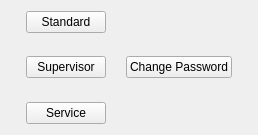
Before: the Qt Designer form HimalayaMain/Gui/Components/Users/Forms/UserPrivilegeWidget.ui in Liyezhong/Master, drawn with Qt 5.
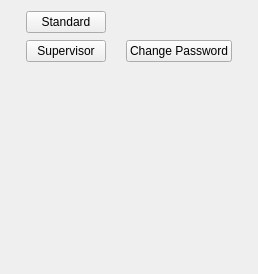
After: the same form once the commit is applied.

Commit message: remove service button in Setting screen, remove service button in User screen

What changed in the file:
```diff
--- a/HimalayaMain/Gui/Components/Users/Forms/UserPrivilegeWidget.ui
+++ b/HimalayaMain/Gui/Components/Users/Forms/UserPrivilegeWidget.ui
@@ -7,36 +7,13 @@
     <x>0</x>
     <y>0</y>
     <width>258</width>
-    <height>135</height>
+    <height>194</height>
    </rect>
   </property>
   <property name="windowTitle">
    <string>Form</string>
   </property>
-  <layout class="QGridLayout" name="gridLayout" rowstretch="1,0,0,0,0,0,1">
-   <item row="1" column="1">
-    <widget class="QPushButton" name="btnUser">
-     <property name="focusPolicy">
-      <enum>Qt::NoFocus</enum>
-     </property>
-     <property name="text">
-      <string>Standard</string>
-     </property>
-    </widget>
-   </item>
-   <item row="3" column="0">
-    <spacer name="horizontalSpacer">
-     <property name="orientation">
-      <enum>Qt::Horizontal</enum>
-     </property>
-     <property name="sizeHint" stdset="0">
-      <size>
-       <width>0</width>
-       <height>24</height>
-      </size>
-     </property>
-    </spacer>
-   </item>
+  <layout class="QGridLayout" name="gridLayout" rowstretch="1,0,0,0,0,0">
    <item row="3" column="1">
     <widget class="QPushButton" name="btnAdministrator">
      <property name="focusPolicy">
@@ -83,50 +60,47 @@
      </property>
     </spacer>
    </item>
-   <item row="5" column="1">
-    <widget class="QPushButton" name="btnService">
-     <property name="minimumSize">
-      <size>
-       <width>0</width>
-       <height>0</height>
-      </size>
-     </property>
-     <property name="focusPolicy">
-      <enum>Qt::NoFocus</enum>
-     </property>
-     <property name="text">
-      <string>Service</string>
-     </property>
-    </widget>
-   </item>
-   <item row="0" column="1">
-    <spacer name="verticalSpacer_3">
-     <property name="orientation">
-      <enum>Qt::Vertical</enum>
-     </property>
-     <property name="sizeHint" stdset="0">
-      <size>
-       <width>20</width>
-       <height>40</height>
-      </size>
-     </property>
-    </spacer>
-   </item>
-   <item row="6" column="1">
-    <spacer name="verticalSpacer_4">
-     <property name="orientation">
-      <enum>Qt::Vertical</enum>
-     </property>
-     <property name="sizeHint" stdset="0">
-      <size>
-       <width>20</width>
-       <height>40</height>
-      </size>
-     </property>
-    </spacer>
-   </item>
    <item row="4" column="1">
     <spacer name="verticalSpacer_2">
+     <property name="orientation">
+      <enum>Qt::Vertical</enum>
+     </property>
+     <property name="sizeType">
+      <enum>QSizePolicy::MinimumExpanding</enum>
+     </property>
+     <property name="sizeHint" stdset="0">
+      <size>
+       <width>20</width>
+       <height>200</height>
+      </size>
+     </property>
+    </spacer>
+   </item>
+   <item row="1" column="1">
+    <widget class="QPushButton" name="btnUser">
+     <property name="focusPolicy">
+      <enum>Qt::NoFocus</enum>
+     </property>
+     <property name="text">
+      <string>Standard</string>
+     </property>
+    </widget>
+   </item>
+   <item row="3" column="0">
+    <spacer name="horizontalSpacer">
+     <property name="orientation">
+      <enum>Qt::Horizontal</enum>
+     </property>
+     <property name="sizeHint" stdset="0">
+      <size>
+       <width>0</width>
+       <height>24</height>
+      </size>
+     </property>
+    </spacer>
+   </item>
+   <item row="0" column="1">
+    <spacer name="verticalSpacer_3">
      <property name="orientation">
       <enum>Qt::Vertical</enum>
      </property>
```
The commit also changes 5 other files.
